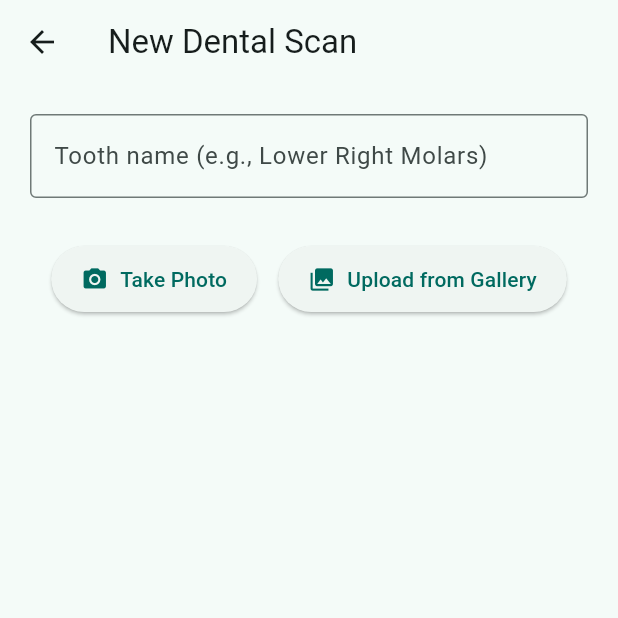
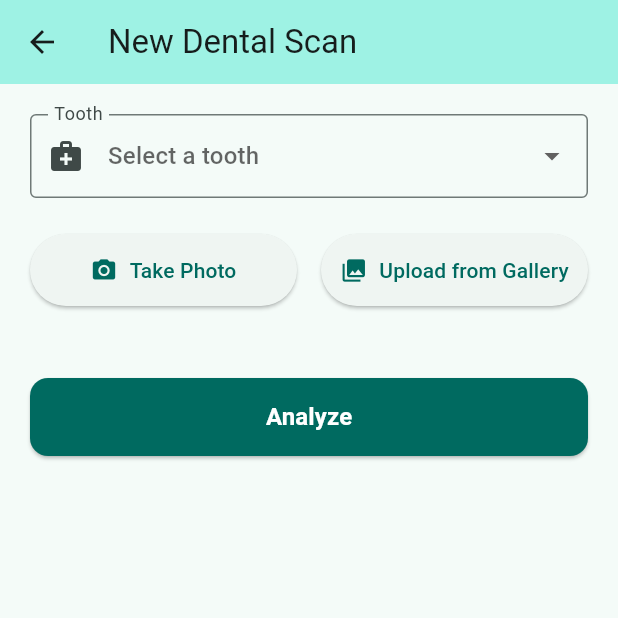
Before and after one commit to EMILY-256/smilecheck, a Flutter app: the ScanScreen screen opened directly, after a tap on "Take Photo", on a phone screen of 412 x 824 dp, the top half of it. Run offline on Flutter 3.47's test engine with Material 3 defaults, Android fonts, the phone set to English and light mode, and no system bars; our stand-ins replace image_picker, share_plus, sqflite; missing offline and left inert: tflite_flutter; accounts and stored records are empty.

Commit message:
initial commit
Co-authored-by: Copilot <copilot@github.com>

```diff
--- a/lib/screens/scan_screen.dart
+++ b/lib/screens/scan_screen.dart
@@ -1,7 +1,8 @@
 import 'dart:io';
 import 'package:flutter/material.dart';
 import 'package:image_picker/image_picker.dart';
-import 'analysis_screen.dart';
+import 'package:provider/provider.dart';
+import '../providers/scan_provider.dart';
 
 class ScanScreen extends StatefulWidget {
   const ScanScreen({super.key});
@@ -11,66 +12,230 @@ class ScanScreen extends StatefulWidget {
 }
 
 class _ScanScreenState extends State<ScanScreen> {
-  final TextEditingController _toothController = TextEditingController();
   final ImagePicker _picker = ImagePicker();
+  File? _selectedImage;
+  bool _isAnalyzing = false;
+  String? _errorMessage;
+
+  // Dropdown selection
+  String? _selectedTooth;
+  final List<String> _toothOptions = [
+    'Upper Right Molar',
+    'Upper Right Premolar',
+    'Upper Right Canine',
+    'Upper Right Incisor',
+    'Upper Left Incisor',
+    'Upper Left Canine',
+    'Upper Left Premolar',
+    'Upper Left Molar',
+    'Lower Left Molar',
+    'Lower Left Premolar',
+    'Lower Left Canine',
+    'Lower Left Incisor',
+    'Lower Right Incisor',
+    'Lower Right Canine',
+    'Lower Right Premolar',
+    'Lower Right Molar',
+  ];
 
   Future<void> _pickImage(ImageSource source) async {
-    final XFile? image = await _picker.pickImage(source: source);
-    if (image == null) return;
-    final file = File(image.path);
-    final toothName = _toothController.text.trim();
-    if (toothName.isEmpty) {
-      ScaffoldMessenger.of(context).showSnackBar(
-        const SnackBar(
-            content: Text('Please enter tooth name'),
-            backgroundColor: Colors.orange),
-      );
+    try {
+      final XFile? image = await _picker.pickImage(source: source);
+      if (image == null) return;
+      setState(() {
+        _selectedImage = File(image.path);
+        _errorMessage = null;
+      });
+    } catch (e) {
+      setState(() {
+        _errorMessage = 'Failed to pick image: $e';
+      });
+    }
+  }
+
+  Future<void> _analyzeImage() async {
+    if (_selectedImage == null) {
+      setState(() {
+        _errorMessage = 'Please take a photo or select an image first';
+      });
       return;
     }
-    Navigator.push(
-      context,
-      MaterialPageRoute(
-        builder: (_) => AnalysisScreen(imageFile: file, toothName: toothName),
-      ),
-    );
+
+    if (_selectedTooth == null) {
+      setState(() {
+        _errorMessage = 'Please select a tooth from the list';
+      });
+      return;
+    }
+
+    setState(() {
+      _isAnalyzing = true;
+      _errorMessage = null;
+    });
+
+    try {
+      final scanProvider = Provider.of<ScanProvider>(context, listen: false);
+      final scan = await scanProvider.analyzeImage(_selectedImage!, _selectedTooth!);
+
+      if (scan != null && mounted) {
+        Navigator.pop(context); // Return to home screen
+        ScaffoldMessenger.of(context).showSnackBar(
+          SnackBar(
+            content: Text('Scan complete: ${scan.severity.toUpperCase()}'),
+            backgroundColor: scan.severity == 'healthy' ? Colors.green : Colors.orange,
+            behavior: SnackBarBehavior.floating,
+          ),
+        );
+      } else if (mounted) {
+        setState(() {
+          _errorMessage = scanProvider.analysisError ?? 'Analysis failed';
+          _isAnalyzing = false;
+        });
+      }
+    } catch (e) {
+      setState(() {
+        _errorMessage = e.toString();
+        _isAnalyzing = false;
+      });
+    }
   }
 
   @override
   Widget build(BuildContext context) {
     return Scaffold(
-      appBar: AppBar(title: const Text('New Dental Scan')),
-      body: Padding(
+      appBar: AppBar(
+        title: const Text('New Dental Scan'),
+        backgroundColor: Theme.of(context).colorScheme.primaryContainer,
+      ),
+      body: SingleChildScrollView(
         padding: const EdgeInsets.all(20),
         child: Column(
+          crossAxisAlignment: CrossAxisAlignment.stretch,
           children: [
-            TextField(
-              controller: _toothController,
+            // Tooth selection dropdown
+            DropdownButtonFormField<String>(
+              value: _selectedTooth,
+              hint: const Text('Select a tooth'),
               decoration: const InputDecoration(
-                labelText: 'Tooth name (e.g., Lower Right Molars)',
+                labelText: 'Tooth',
                 border: OutlineInputBorder(),
+                prefixIcon: Icon(Icons.medical_services),
               ),
+              items: _toothOptions.map((tooth) {
+                return DropdownMenuItem<String>(
+                  value: tooth,
+                  child: Text(tooth),
+                );
+              }).toList(),
+              onChanged: _isAnalyzing ? null : (value) {
+                setState(() {
+                  _selectedTooth = value;
+                  _errorMessage = null;
+                });
+              },
             ),
-            const SizedBox(height: 30),
+            const SizedBox(height: 24),
+
+            // Image picker buttons
             Row(
-              mainAxisAlignment: MainAxisAlignment.spaceEvenly,
               children: [
-                ElevatedButton.icon(
-                  onPressed: () => _pickImage(ImageSource.camera),
-                  icon: const Icon(Icons.camera_alt),
-                  label: const Text('Take Photo'),
-                  style: ElevatedButton.styleFrom(
-                      padding: const EdgeInsets.symmetric(
-                          horizontal: 20, vertical: 12)),
+                Expanded(
+                  child: ElevatedButton.icon(
+                    onPressed: _isAnalyzing ? null : () => _pickImage(ImageSource.camera),
+                    icon: const Icon(Icons.camera_alt),
+                    label: const Text('Take Photo'),
+                    style: ElevatedButton.styleFrom(padding: const EdgeInsets.symmetric(vertical: 14)),
+                  ),
                 ),
-                ElevatedButton.icon(
-                  onPressed: () => _pickImage(ImageSource.gallery),
-                  icon: const Icon(Icons.photo_library),
-                  label: const Text('Upload from Gallery'),
-                  style: ElevatedButton.styleFrom(
-                      padding: const EdgeInsets.symmetric(
-                          horizontal: 20, vertical: 12)),
+                const SizedBox(width: 16),
+                Expanded(
+                  child: ElevatedButton.icon(
+                    onPressed: _isAnalyzing ? null : () => _pickImage(ImageSource.gallery),
+                    icon: const Icon(Icons.photo_library),
+                    label: const Text('Upload from Gallery'),
+                    style: ElevatedButton.styleFrom(padding: const EdgeInsets.symmetric(vertical: 14)),
+                  ),
                 ),
               ],
+            ),
+            const SizedBox(height: 24),
+
+            // Image preview
+            if (_selectedImage != null) ...[
+              Container(
+                decoration: BoxDecoration(
+                  border: Border.all(color: Colors.grey.shade300),
+                  borderRadius: BorderRadius.circular(12),
+                ),
+                child: ClipRRect(
+                  borderRadius: BorderRadius.circular(12),
+                  child: Image.file(
+                    _selectedImage!,
+                    height: 200,
+                    width: double.infinity,
+                    fit: BoxFit.cover,
+                  ),
+                ),
+              ),
+              const SizedBox(height: 16),
+            ],
+
+            // Error message
+            if (_errorMessage != null)
+              Container(
+                padding: const EdgeInsets.all(12),
+                decoration: BoxDecoration(
+                  color: Colors.red.shade50,
+                  borderRadius: BorderRadius.circular(8),
+                  border: Border.all(color: Colors.red.shade200),
+                ),
+                child: Row(
+                  children: [
+                    Icon(Icons.error_outline, color: Colors.red.shade700),
+                    const SizedBox(width: 12),
+                    Expanded(
+                      child: Text(
+                        _errorMessage!,
+                        style: TextStyle(color: Colors.red.shade700),
+                      ),
+                    ),
+                  ],
+                ),
+              ),
+
+            const SizedBox(height: 24),
+
+            // Analyze button
+            SizedBox(
+              height: 52,
+              child: ElevatedButton(
+                onPressed: _isAnalyzing ? null : _analyzeImage,
+                style: ElevatedButton.styleFrom(
+                  backgroundColor: Theme.of(context).colorScheme.primary,
+                  foregroundColor: Colors.white,
+                  shape: RoundedRectangleBorder(borderRadius: BorderRadius.circular(12)),
+                ),
+                child: _isAnalyzing
+                    ? const Row(
+                        mainAxisAlignment: MainAxisAlignment.center,
+                        children: [
+                          SizedBox(
+                            height: 20,
+                            width: 20,
+                            child: CircularProgressIndicator(
+                              strokeWidth: 2,
+                              color: Colors.white,
+                            ),
+                          ),
+                          SizedBox(width: 12),
+                          Text('Analyzing...'),
+                        ],
+                      )
+                    : const Text(
+                        'Analyze',
+                        style: TextStyle(fontSize: 16, fontWeight: FontWeight.bold),
+                      ),
+              ),
             ),
           ],
         ),
```
Also changed, not shown: lib/services/ai_service.dart (+24 -26 lines), 1 other file.
